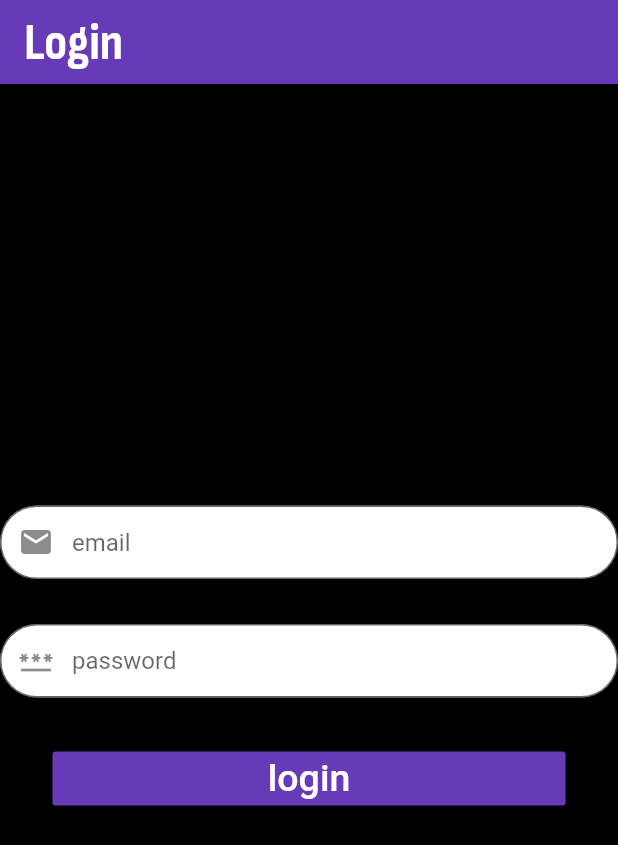
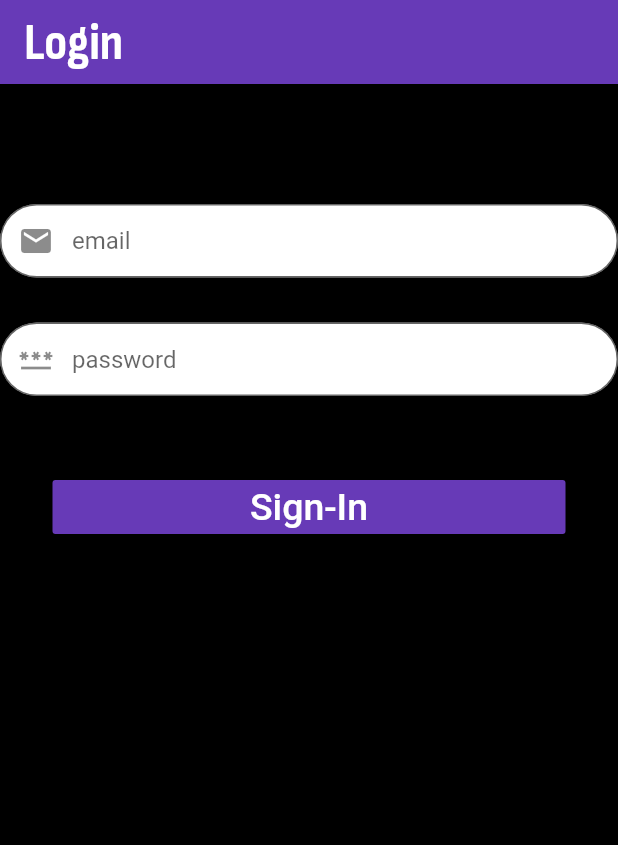
Before and after one commit to violethappyjoy/Flutter_CS_nirma_Proj, a Flutter app: the screen it shows after launch, after a tap on "Login", on a phone screen of 412 x 824 dp. Shown: the top 845 px of the screen. Run offline on Flutter 3.47's test engine with Material 2 defaults, Android fonts, the phone set to English and light mode, and no system bars; our stand-ins replace fluttertoast, page_transition; accounts and stored records are empty.

Commit message:
5.1 commit!

```diff
--- a/lib/API_Conn/API_Conn.dart
+++ b/lib/API_Conn/API_Conn.dart
@@ -1,5 +1,6 @@
 class API{
-  static const hostConnect = "http://10.2.90.86";
+  static const hostConnect = "http://192.168.1.3";
   static const signUp = "$hostConnect/signup.php";
   static const validateEmail = "$hostConnect/validate_email.php";
+  static const signIn = "$hostConnect/signin.php";
 }
--- a/lib/content/container_content.dart
+++ b/lib/content/container_content.dart
@@ -28,9 +28,9 @@ class NameContain extends StatelessWidget {
         child: InkWell(
           child: const NameBar(),
           onTap: () {
-            nameS();
+            //nameS();
             //print(nameS());
-            print(getUid());
+            //print(getUid());
             debugPrint("Name clicked");
           },
         ));
--- a/lib/content/user.dart
+++ b/lib/content/user.dart
@@ -1,5 +1,6 @@
 class User
 {
+  int uid;
   String name;
   String email;
   String password;
@@ -7,6 +8,7 @@ class User
   String address;
 
   User(
+      this.uid,
       this.name,
       this.email,
       this.password,
@@ -15,10 +17,12 @@ class User
       );
   Map<String, dynamic> toJson()=>
       {
-        'name':name,
-        'email':email,
-        'password':password,
-        'dob':dob,
-        'address':address,
+
+        "uid":uid.toString(),
+        "name":name,
+        "email":email,
+        "password":password,
+        "dob":dob,
+        "address":address
       };
 }
--- a/lib/screens/screen_login.dart
+++ b/lib/screens/screen_login.dart
@@ -2,11 +2,14 @@ import 'dart:convert';
 import 'package:flutter/material.dart';
 import 'package:http/http.dart' as http;
 import 'package:fluttertoast/fluttertoast.dart';
+import 'package:proj1/API_Conn/API_Conn.dart';
 import 'package:proj1/content/text_content.dart';
 import 'dart:async';
 
 import 'package:proj1/screens/screen1.dart';
+
 var uid;
+
 class LoginPage extends StatefulWidget {
   const LoginPage({super.key});
 
@@ -15,10 +18,50 @@ class LoginPage extends StatefulWidget {
 }
 
 class LoginState extends State<LoginPage> {
+  var formkey = GlobalKey<FormState>();
   TextEditingController email = TextEditingController();
   TextEditingController password = TextEditingController();
-  Future login(BuildContext cont) async {
-    if (email.text == "" || password.text == "") {
+
+  // login(BuildContext cont) async
+  // {
+  //   if (email.text.trim() == "" || password.text.trim() == "") {
+  //     Fluttertoast.showToast(
+  //       msg: "Fields cannot be blank",
+  //       toastLength: Toast.LENGTH_SHORT,
+  //       gravity: ToastGravity.BOTTOM,
+  //       fontSize: 16.0,
+  //     );
+  //   } else {
+  //     var url = "http://10.2.90.86/login.php";
+  //     var urlf = Uri.parse(url);
+  //     try {
+  //       var response = await http.post(urlf,
+  //           body: {"email": email.text, "password": password.text});
+  //       var data = jsonDecode(response.body);
+  //       if (data != "error") {
+  //         uid = data;
+  //         //print(uid);
+  //         Navigator.pushAndRemoveUntil(
+  //             cont,
+  //             MaterialPageRoute(builder: (context) => const Screen1Mat()),
+  //             (route) => false);
+  //       }else {
+  //         Fluttertoast.showToast(
+  //           msg: "The email and password are wrong",
+  //           toastLength: Toast.LENGTH_SHORT,
+  //           gravity: ToastGravity.BOTTOM,
+  //           fontSize: 16.0,
+  //         );
+  //       }
+  //     } catch (e) {
+  //       print(e);
+  //     }
+  //   }
+  // }
+
+  login(BuildContext cont) async {
+    try {
+      if (email.text.trim() == "" || password.text.trim() == "") {
         Fluttertoast.showToast(
           msg: "Fields cannot be blank",
           toastLength: Toast.LENGTH_SHORT,
@@ -26,34 +69,27 @@ class LoginState extends State<LoginPage> {
           fontSize: 16.0,
         );
       } else {
-      var url = "http://10.2.90.86/login.php";
-      var urlf = Uri.parse(url);
-      try {
-        var response = await http.post(urlf,
-            body: {"email": email.text, "password": password.text});
-        var data = jsonDecode(response.body);
-        if (data != "error") {
-          uid = data;
-          //print(uid);
+        var res = await http.post(Uri.parse(API.signIn), body: {
+          'email': email.text.trim(),
+          'password': password.text.trim()
+        });
+        if (res.statusCode == 200) {
+          var resbody = jsonDecode(res.body);
+          if (resbody['loginSuccess']) {
             Navigator.pushAndRemoveUntil(
                 cont,
                 MaterialPageRoute(builder: (context) => const Screen1Mat()),
                 (route) => false);
-        }else {
-          Fluttertoast.showToast(
-            msg: "The email and password are wrong",
-            toastLength: Toast.LENGTH_SHORT,
-            gravity: ToastGravity.BOTTOM,
-            fontSize: 16.0,
-          );
+          }else{
+            Fluttertoast.showToast(msg: "Error: email not found or wrong password");
+          }
+        }
       }
     } catch (e) {
       print(e);
     }
   }
-  }
 
-  @override
   Widget build(BuildContext context) {
     return MaterialApp(
       home: Scaffold(
@@ -63,76 +99,78 @@ class LoginState extends State<LoginPage> {
           foregroundColor: Colors.white,
         ),
         body: Column(
+          children: [
+            Form(
+              key: formkey,
+              child: Column(
                 mainAxisAlignment: MainAxisAlignment.center,
                 crossAxisAlignment: CrossAxisAlignment.center,
                 children: [
-            // const Text(
-            //   'Login',
-            //   style: TextStyle(
-            //     fontSize: 35,
-            //     color: Colors.deepPurple,
-            //   ),
-            // ),
-
-            TextField(
+                  const SizedBox(
+                    height: 80,
+                  ),
+                  TextFormField(
                     controller: email,
+                    validator: (val) =>
+                        val == " " ? "Please write email" : null,
                     decoration: InputDecoration(
                         fillColor: Colors.white,
                         filled: true,
-                contentPadding: const EdgeInsets.fromLTRB(20.0, 15.0, 20.0, 15.0),
+                        contentPadding:
+                            const EdgeInsets.fromLTRB(20.0, 15.0, 20.0, 15.0),
                         prefixIcon: const Icon(Icons.email),
                         hintText: "email",
-                border: OutlineInputBorder(borderRadius: BorderRadius.circular(32.0))
+                        border: OutlineInputBorder(
+                            borderRadius: BorderRadius.circular(32.0))),
                   ),
-            ),
-
                   const SizedBox(
                     height: 30,
                   ),
-
-            TextField(
+                  TextFormField(
                     controller: password,
                     obscureText: true,
+                    validator: (val) =>
+                        val == " " ? "Please write password" : null,
                     decoration: InputDecoration(
                         fillColor: Colors.white,
                         filled: true,
-                  contentPadding: const EdgeInsets.fromLTRB(20.0, 15.0, 20.0, 15.0),
+                        contentPadding:
+                            const EdgeInsets.fromLTRB(20.0, 15.0, 20.0, 15.0),
                         prefixIcon: const Icon(Icons.password),
                         hintText: "password",
-                  border: OutlineInputBorder(borderRadius: BorderRadius.circular(32.0))
+                        border: OutlineInputBorder(
+                            borderRadius: BorderRadius.circular(32.0))),
                   ),
+                  const SizedBox(
+                    height: 50,
                   ),
-
-            const SizedBox(
-              height: 30,
-            ),
-
                   Padding(
                     padding: const EdgeInsets.symmetric(horizontal: 35),
                     child: MaterialButton(
                       minWidth: double.infinity,
                       onPressed: () {
+                        if (formkey.currentState!.validate()) {
+                          //to check if fields are empty or not
                           login(context);
-                  debugPrint('login pressed');
+                        }
+                        debugPrint("Sign_In Pressed");
                       },
                       color: Colors.deepPurple,
                       child: const Text(
-                  'login',
-                  style: TextStyle(
-                    fontSize: 25,
-                    color: Colors.white,
-                  ),
+                        'Sign-In',
+                        style: TextStyle(fontSize: 25, color: Colors.white),
                       ),
                     ),
                   )
                 ],
               ),
+            )
+          ],
+        ),
         backgroundColor: Colors.black,
+        resizeToAvoidBottomInset: false,
       ),
       debugShowCheckedModeBanner: false,
     );
   }
 }
-getUid(){
-  return uid[0];
-}
```
Also changed, not shown: lib/content/sql_fetch.dart (+32 -32 lines), lib/screens/screen_signup.dart (+34 -7 lines). Lines whose indentation alone changed are shown as unchanged.
